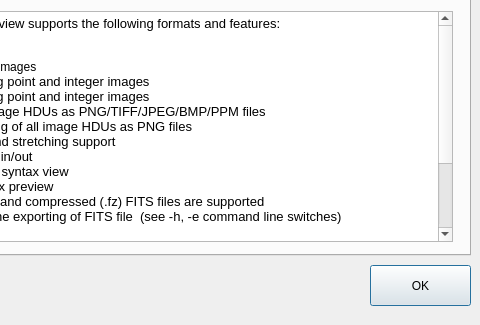
Qt form aboutdialog.ui (surhh/nfitsview) before a commit; both pictures show x 120 to 600 and y 175 to 500 of the 600 by 500 pixel window.
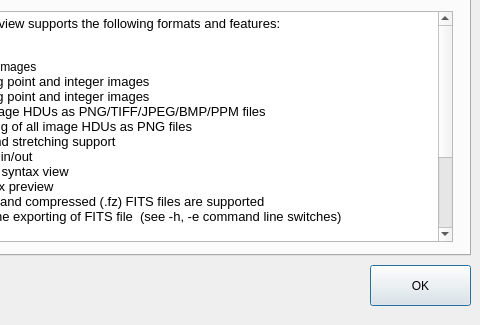
The same form after that commit. The open tabs and pages were chosen to show the change. Icons and pictures are not drawn.

Commit message: Preparing for release 3.9

```diff
--- a/aboutdialog.ui
+++ b/aboutdialog.ui
@@ -236,7 +236,8 @@
 &lt;p style=&quot;-qt-paragraph-type:empty; margin-top:0px; margin-bottom:0px; margin-left:0px; margin-right:0px; -qt-block-indent:0; text-indent:0px;&quot;&gt;&lt;br /&gt;&lt;/p&gt;
 &lt;p style=&quot; margin-top:0px; margin-bottom:0px; margin-left:0px; margin-right:0px; -qt-block-indent:0; text-indent:0px;&quot;&gt;Fixes and new features in this release:&lt;/p&gt;
 &lt;p style=&quot;-qt-paragraph-type:empty; margin-top:0px; margin-bottom:0px; margin-left:0px; margin-right:0px; -qt-block-indent:0; text-indent:0px;&quot;&gt;&lt;br /&gt;&lt;/p&gt;
-&lt;p style=&quot; margin-top:0px; margin-bottom:0px; margin-left:0px; margin-right:0px; -qt-block-indent:0; text-indent:0px;&quot;&gt;- Fixed float/double calculation precision issue in percentile processing&lt;/p&gt;&lt;/body&gt;&lt;/html&gt;</string>
+&lt;p style=&quot; margin-top:0px; margin-bottom:0px; margin-left:0px; margin-right:0px; -qt-block-indent:0; text-indent:0px;&quot;&gt;- Fixed float/double calculation precision issue in percentile processing&lt;/p&gt;
+&lt;p style=&quot; margin-top:0px; margin-bottom:0px; margin-left:0px; margin-right:0px; -qt-block-indent:0; text-indent:0px;&quot;&gt;- Minor fixes&lt;/p&gt;&lt;/body&gt;&lt;/html&gt;</string>
      </property>
     </widget>
    </widget>
```
The commit also changes 1 other file.
